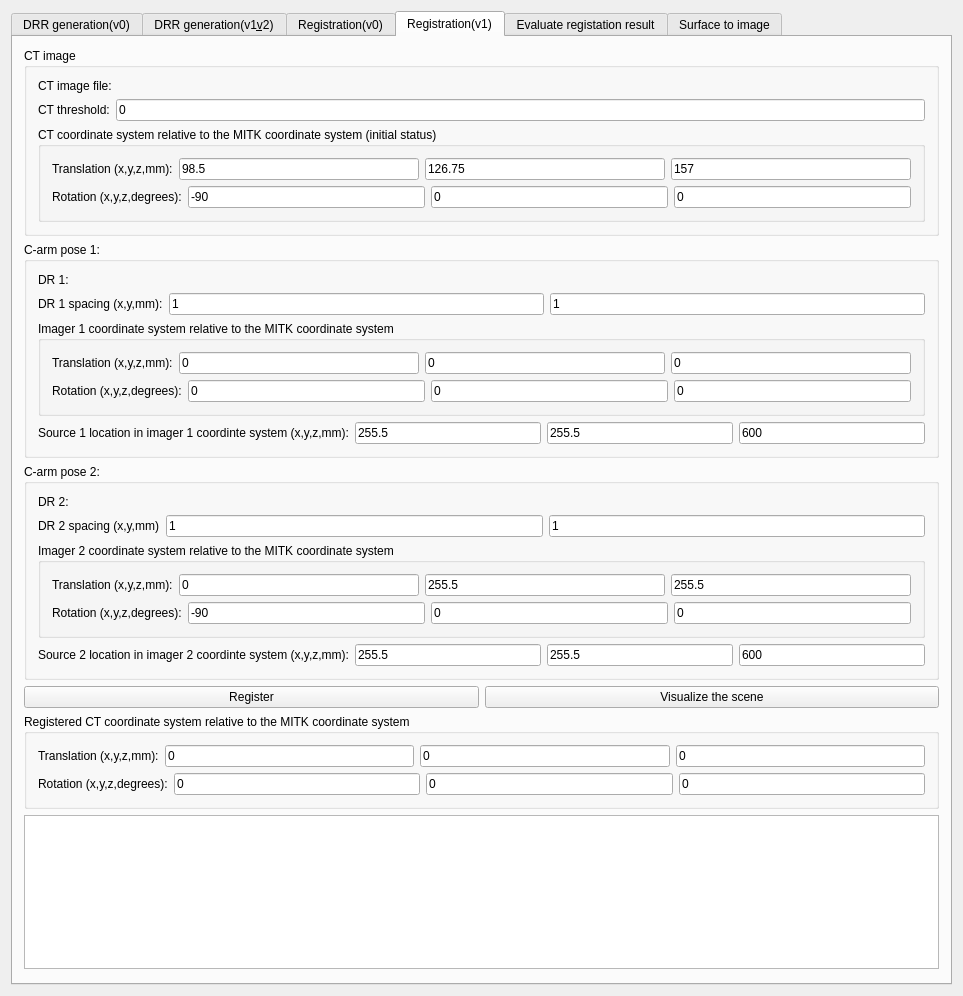
This is Plugins/org.mitk.lancet.nodeeditor/src/internal/NodeEditorControls.ui in zzhou7/MITK_lancet as Qt 5 draws it before an edit. The edited form follows.
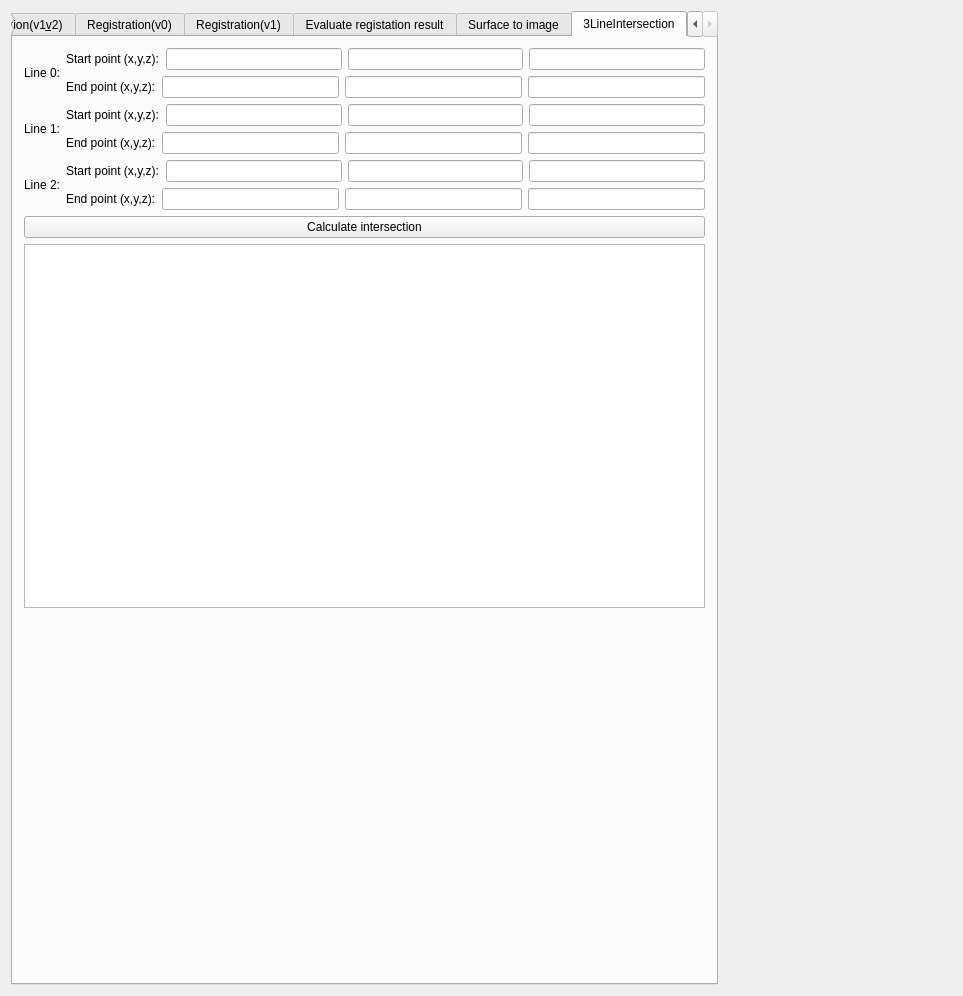
This is the edited form. Custom widgets are drawn as their Qt base class.

Commit message:
3DLine intersection & 2Projection visualization
lineNumber can be defined, and G matrix will be filled automatically

```diff
--- a/Plugins/org.mitk.lancet.nodeeditor/src/internal/NodeEditorControls.ui
+++ b/Plugins/org.mitk.lancet.nodeeditor/src/internal/NodeEditorControls.ui
@@ -19,11 +19,11 @@
   <property name="windowTitle">
    <string>QmitkTemplate</string>
   </property>
-  <layout class="QVBoxLayout" name="verticalLayout_9">
-   <item>
+  <layout class="QFormLayout" name="formLayout">
+   <item row="0" column="0">
     <widget class="QTabWidget" name="tabWidget">
      <property name="currentIndex">
-      <number>3</number>
+      <number>6</number>
      </property>
      <widget class="QWidget" name="tab_5">
       <attribute name="title">
@@ -2056,6 +2056,201 @@
        </item>
       </layout>
      </widget>
+     <widget class="QWidget" name="tab_3">
+      <attribute name="title">
+       <string>3LineIntersection</string>
+      </attribute>
+      <layout class="QGridLayout" name="gridLayout_5">
+       <item row="0" column="0">
+        <layout class="QHBoxLayout" name="horizontalLayout_41">
+         <item>
+          <widget class="QLabel" name="label_90">
+           <property name="text">
+            <string>Line 0:</string>
+           </property>
+          </widget>
+         </item>
+         <item>
+          <layout class="QVBoxLayout" name="verticalLayout_19">
+           <item>
+            <layout class="QHBoxLayout" name="horizontalLayout_39">
+             <item>
+              <widget class="QLabel" name="label_93">
+               <property name="text">
+                <string>Start point (x,y,z):</string>
+               </property>
+              </widget>
+             </item>
+             <item>
+              <widget class="QLineEdit" name="line0StartXLineEdit"/>
+             </item>
+             <item>
+              <widget class="QLineEdit" name="line0StartYLineEdit"/>
+             </item>
+             <item>
+              <widget class="QLineEdit" name="line0StartZLineEdit"/>
+             </item>
+            </layout>
+           </item>
+           <item>
+            <layout class="QHBoxLayout" name="horizontalLayout_40">
+             <item>
+              <widget class="QLabel" name="label_94">
+               <property name="text">
+                <string>End point (x,y,z):</string>
+               </property>
+              </widget>
+             </item>
+             <item>
+              <widget class="QLineEdit" name="line0EndXLineEdit"/>
+             </item>
+             <item>
+              <widget class="QLineEdit" name="line0EndYLineEdit"/>
+             </item>
+             <item>
+              <widget class="QLineEdit" name="line0EndZLineEdit"/>
+             </item>
+            </layout>
+           </item>
+          </layout>
+         </item>
+        </layout>
+       </item>
+       <item row="5" column="0">
+        <spacer name="verticalSpacer_11">
+         <property name="orientation">
+          <enum>Qt::Vertical</enum>
+         </property>
+         <property name="sizeHint" stdset="0">
+          <size>
+           <width>20</width>
+           <height>40</height>
+          </size>
+         </property>
+        </spacer>
+       </item>
+       <item row="3" column="0">
+        <widget class="QPushButton" name="getIntersectionPushButton">
+         <property name="text">
+          <string>Calculate intersection</string>
+         </property>
+        </widget>
+       </item>
+       <item row="2" column="0">
+        <layout class="QHBoxLayout" name="horizontalLayout_132">
+         <item>
+          <widget class="QLabel" name="label_210">
+           <property name="text">
+            <string>Line 2:</string>
+           </property>
+          </widget>
+         </item>
+         <item>
+          <layout class="QVBoxLayout" name="verticalLayout_43">
+           <item>
+            <layout class="QHBoxLayout" name="horizontalLayout_133">
+             <item>
+              <widget class="QLabel" name="label_211">
+               <property name="text">
+                <string>Start point (x,y,z):</string>
+               </property>
+              </widget>
+             </item>
+             <item>
+              <widget class="QLineEdit" name="line2StartXLineEdit"/>
+             </item>
+             <item>
+              <widget class="QLineEdit" name="line2StartYLineEdit"/>
+             </item>
+             <item>
+              <widget class="QLineEdit" name="line2StartZLineEdit"/>
+             </item>
+            </layout>
+           </item>
+           <item>
+            <layout class="QHBoxLayout" name="horizontalLayout_134">
+             <item>
+              <widget class="QLabel" name="label_212">
+               <property name="text">
+                <string>End point (x,y,z):</string>
+               </property>
+              </widget>
+             </item>
+             <item>
+              <widget class="QLineEdit" name="line2EndXLineEdit"/>
+             </item>
+             <item>
+              <widget class="QLineEdit" name="line2EndYLineEdit"/>
+             </item>
+             <item>
+              <widget class="QLineEdit" name="line2EndZLineEdit"/>
+             </item>
+            </layout>
+           </item>
+          </layout>
+         </item>
+        </layout>
+       </item>
+       <item row="1" column="0">
+        <layout class="QHBoxLayout" name="horizontalLayout_129">
+         <item>
+          <widget class="QLabel" name="label_207">
+           <property name="text">
+            <string>Line 1:</string>
+           </property>
+          </widget>
+         </item>
+         <item>
+          <layout class="QVBoxLayout" name="verticalLayout_42">
+           <item>
+            <layout class="QHBoxLayout" name="horizontalLayout_130">
+             <item>
+              <widget class="QLabel" name="label_208">
+               <property name="text">
+                <string>Start point (x,y,z):</string>
+               </property>
+              </widget>
+             </item>
+             <item>
+              <widget class="QLineEdit" name="line1StartXLineEdit"/>
+             </item>
+             <item>
+              <widget class="QLineEdit" name="line1StartYLineEdit"/>
+             </item>
+             <item>
+              <widget class="QLineEdit" name="line1StartZLineEdit"/>
+             </item>
+            </layout>
+           </item>
+           <item>
+            <layout class="QHBoxLayout" name="horizontalLayout_131">
+             <item>
+              <widget class="QLabel" name="label_209">
+               <property name="text">
+                <string>End point (x,y,z):</string>
+               </property>
+              </widget>
+             </item>
+             <item>
+              <widget class="QLineEdit" name="line1EndXLineEdit"/>
+             </item>
+             <item>
+              <widget class="QLineEdit" name="line1EndYLineEdit"/>
+             </item>
+             <item>
+              <widget class="QLineEdit" name="line1EndZLineEdit"/>
+             </item>
+            </layout>
+           </item>
+          </layout>
+         </item>
+        </layout>
+       </item>
+       <item row="4" column="0">
+        <widget class="QTextBrowser" name="lineIntersectionTextBrowser"/>
+       </item>
+      </layout>
+     </widget>
     </widget>
    </item>
   </layout>
```
Left out of the diff: 2 changed lines with no effect on the pictures. The commit also changes 2 other files.
